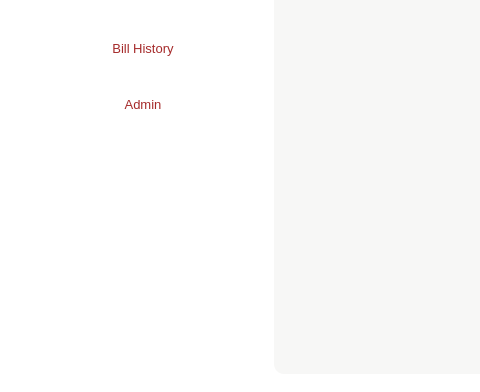
First picture: the form in dyner.ui, repository Anmol-A-jain/Dyner, before the edit; both pictures show x 0 to 480 and y 192 to 584 of the 885 by 584 pixel window.
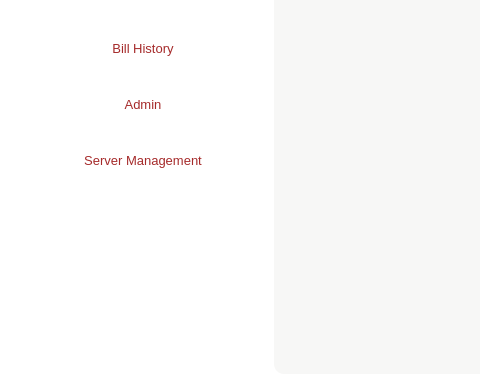
Second picture: the form after the edit. Icons and pictures are not drawn.

Commit message: 22-03-2020 : server management added

Diff of the .ui file:
```diff
--- a/dyner.ui
+++ b/dyner.ui
@@ -289,6 +289,34 @@
               </property>
              </widget>
             </item>
+            <item>
+             <widget class="QPushButton" name="parentButtonManagement">
+              <property name="minimumSize">
+               <size>
+                <width>0</width>
+                <height>50</height>
+               </size>
+              </property>
+              <property name="font">
+               <font>
+                <family>MS Shell Dlg 2</family>
+                <pointsize>10</pointsize>
+                <weight>50</weight>
+                <italic>false</italic>
+                <bold>false</bold>
+               </font>
+              </property>
+              <property name="styleSheet">
+               <string notr="true">border-radius: 10px;
+color : brown;
+border-image: url(:/img/img/ButtonBackground.jpg);
+</string>
+              </property>
+              <property name="text">
+               <string>Server Management</string>
+              </property>
+             </widget>
+            </item>
             <item>
              <spacer name="verticalSpacer">
               <property name="orientation">
```
The commit also changes 18 other files.
